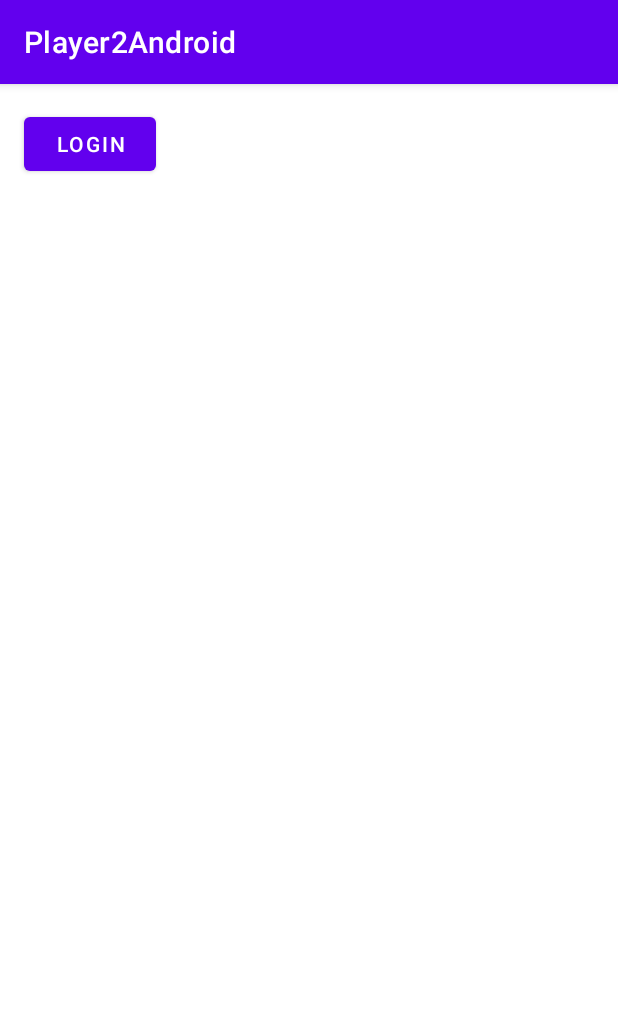
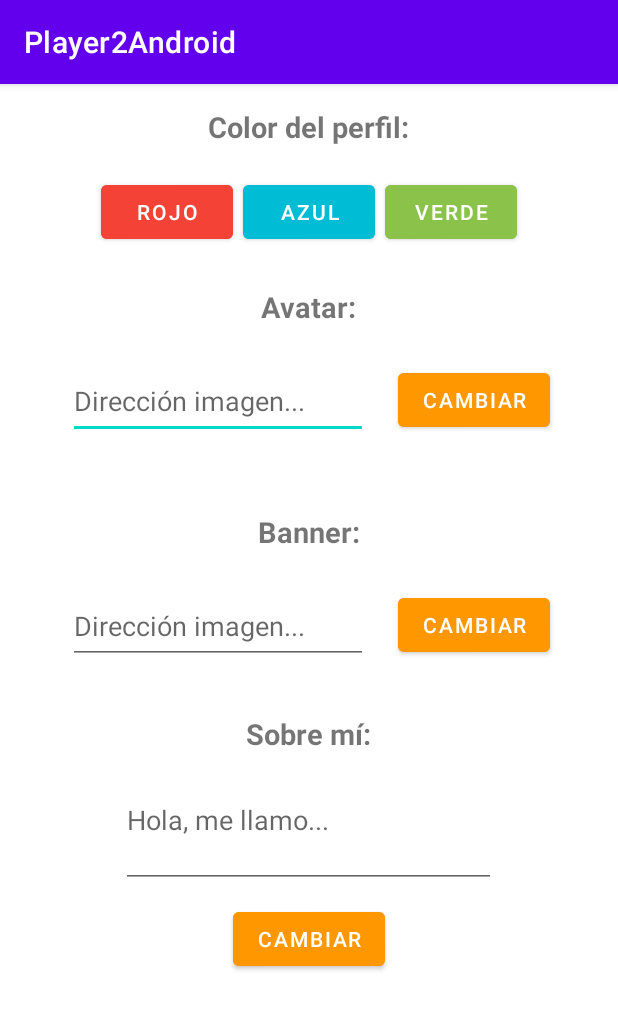
Before and after one commit to ricardobar96/proyecto-final-ricardo-daniel, an Android app: the screen it shows after launch (MainActivity before the commit, SettingsActivity after it), on a phone screen of 412 x 824 dp. Shown: the top 1010 px of the screen. Run offline under Robolectric (Android 15) with nearby library versions, the phone set to English and light mode, and no system bars.

Commit message:
Creado diseño y estructura de la activity destinada a las opciones de perfil del usuario

```diff
--- a/Player2Android/app/src/main/AndroidManifest.xml
+++ b/Player2Android/app/src/main/AndroidManifest.xml
@@ -17,7 +17,7 @@
             android:name=".activities.LoginActivity"
             android:exported="true" />
         <activity
-            android:name=".activities.MainActivity"
+            android:name=".activities.SettingsActivity"
             android:exported="true" >
             <intent-filter>
                 <action android:name="android.intent.action.MAIN" />
--- a/Player2Android/app/src/main/java/es/system/daniel/player2android/activities/LoginActivity.java
+++ b/Player2Android/app/src/main/java/es/system/daniel/player2android/activities/LoginActivity.java
@@ -55,7 +55,8 @@ public class LoginActivity extends AppCompatActivity {
         String json = gson.toJson(usuario);
         Log.i("Clicko", json);
 
-
+        //Intent myIntent = new Intent(LoginActivity.this,MainActivity.class);
+        //startActivity(myIntent);
         Call<String> call = usuarioService.login(usuario);
         call.enqueue(new Callback<String>() {
             @Override
--- /dev/null
+++ b/Player2Android/app/src/main/java/es/system/daniel/player2android/activities/SettingsActivity.java
@@ -0,0 +1,17 @@
+package es.system.daniel.player2android.activities;
+
+import android.os.Bundle;
+import android.widget.ListView;
+
+import androidx.appcompat.app.AppCompatActivity;
+import es.system.daniel.player2android.R;
+import es.system.daniel.player2android.connection.APIUtils;
+
+public class SettingsActivity extends AppCompatActivity {
+
+    @Override
+    protected void onCreate(Bundle savedInstanceState) {
+        super.onCreate(savedInstanceState);
+        setContentView(R.layout.activity_settings);
+    }
+}
--- /dev/null
+++ b/Player2Android/app/src/main/res/layout/activity_settings.xml
@@ -0,0 +1,210 @@
+<?xml version="1.0" encoding="utf-8"?>
+<androidx.constraintlayout.widget.ConstraintLayout xmlns:android="http://schemas.android.com/apk/res/android"
+    xmlns:tools="http://schemas.android.com/tools"
+    android:layout_width="match_parent"
+    android:layout_height="match_parent">
+
+    <ScrollView xmlns:android="http://schemas.android.com/apk/res/android"
+        android:layout_width="fill_parent"
+        android:layout_height="fill_parent"
+        tools:ignore="MissingConstraints">
+
+        <RelativeLayout
+            android:layout_width="fill_parent"
+            android:layout_height="fill_parent">
+
+            <LinearLayout
+                android:layout_width="match_parent"
+                android:layout_height="match_parent"
+                android:orientation="vertical">
+
+                <TextView
+                    android:layout_width="wrap_content"
+                    android:layout_height="wrap_content"
+                    android:layout_gravity="center"
+                    android:layout_marginTop="15dp"
+                    android:text="Color del perfil:"
+                    android:textSize="19sp"
+                    android:textStyle="bold" />
+
+                <RelativeLayout
+                    android:id="@+id/LinearLayout01"
+                    android:layout_width="fill_parent"
+                    android:layout_height="wrap_content"
+                    android:gravity="center"
+                    android:orientation="horizontal">
+
+                    <Button
+                        android:id="@+id/idRedProfile"
+                        android:layout_width="wrap_content"
+                        android:layout_height="wrap_content"
+                        android:layout_alignParentLeft="true"
+                        android:layout_marginTop="20dp"
+                        android:layout_marginRight="10px"
+                        android:backgroundTint="#F44336"
+                        android:onClick="redProfile"
+                        android:text="Rojo" />
+
+                    <Button
+                        android:id="@+id/idBlueProfile"
+                        android:layout_width="wrap_content"
+                        android:layout_height="wrap_content"
+                        android:layout_marginTop="20dp"
+                        android:layout_marginRight="10px"
+                        android:layout_toRightOf="@id/idRedProfile"
+                        android:backgroundTint="#00BCD4"
+                        android:onClick="blueProfile"
+                        android:text="Azul" />
+
+                    <Button
+                        android:id="@+id/idGreenProfile"
+                        android:layout_width="wrap_content"
+                        android:layout_height="wrap_content"
+                        android:layout_marginTop="20dp"
+                        android:layout_toRightOf="@id/idBlueProfile"
+                        android:backgroundTint="#8BC34A"
+                        android:onClick="greenProfile"
+                        android:text="Verde" />
+
+                </RelativeLayout>
+
+
+            </LinearLayout>
+
+            <LinearLayout
+                android:layout_width="match_parent"
+                android:layout_height="match_parent"
+                android:layout_marginTop="100dp"
+                android:orientation="vertical">
+
+                <TextView
+                    android:layout_width="wrap_content"
+                    android:layout_height="wrap_content"
+                    android:layout_gravity="center"
+                    android:layout_marginTop="35dp"
+                    android:text="Avatar:"
+                    android:textSize="19sp"
+                    android:textStyle="bold" />
+
+                <RelativeLayout
+                    android:id="@+id/LinearLayout02"
+                    android:layout_width="fill_parent"
+                    android:layout_height="wrap_content"
+                    android:gravity="center"
+                    android:orientation="horizontal">
+
+                    <EditText
+                        android:id="@+id/idAvatarIntro"
+                        android:layout_width="200dp"
+                        android:layout_height="50dp"
+                        android:layout_marginTop="25dp"
+                        android:layout_marginRight="30px"
+                        android:hint="Dirección imagen..."
+                        android:minHeight="18dp" />
+
+                    <Button
+                        android:id="@+id/idChangeAvatar"
+                        android:layout_width="wrap_content"
+                        android:layout_height="wrap_content"
+                        android:layout_marginTop="25dp"
+                        android:layout_toRightOf="@id/idAvatarIntro"
+                        android:backgroundTint="#FF9800"
+                        android:text="Cambiar" />
+
+                </RelativeLayout>
+
+
+            </LinearLayout>
+
+            <LinearLayout
+                android:layout_width="match_parent"
+                android:layout_height="match_parent"
+                android:layout_marginTop="250dp"
+                android:orientation="vertical">
+
+                <TextView
+                    android:layout_width="wrap_content"
+                    android:layout_height="wrap_content"
+                    android:layout_gravity="center"
+                    android:layout_marginTop="35dp"
+                    android:text="Banner:"
+                    android:textSize="19sp"
+                    android:textStyle="bold" />
+
+                <RelativeLayout
+                    android:id="@+id/LinearLayout03"
+                    android:layout_width="fill_parent"
+                    android:layout_height="wrap_content"
+                    android:gravity="center"
+                    android:orientation="horizontal">
+
+                    <EditText
+                        android:id="@+id/idBannerIntro"
+                        android:layout_width="200dp"
+                        android:layout_height="50dp"
+                        android:layout_marginTop="25dp"
+                        android:layout_marginRight="30px"
+                        android:hint="Dirección imagen..."
+                        android:minHeight="18dp" />
+
+                    <Button
+                        android:id="@+id/idChangeBanner"
+                        android:layout_width="wrap_content"
+                        android:layout_height="wrap_content"
+                        android:layout_marginTop="25dp"
+                        android:layout_toRightOf="@id/idBannerIntro"
+                        android:backgroundTint="#FF9800"
+                        android:text="Cambiar" />
+
+                </RelativeLayout>
+
+
+            </LinearLayout>
+
+            <LinearLayout
+                android:layout_width="match_parent"
+                android:layout_height="match_parent"
+                android:layout_marginTop="400dp"
+                android:orientation="vertical">
+
+                <TextView
+                    android:layout_width="wrap_content"
+                    android:layout_height="wrap_content"
+                    android:layout_gravity="center"
+                    android:layout_marginTop="20dp"
+                    android:text="Sobre mí:"
+                    android:textSize="19sp"
+                    android:textStyle="bold" />
+
+                <EditText
+                    android:id="@+id/idInfoIntro"
+                    android:layout_width="250dp"
+                    android:layout_height="90dp"
+                    android:layout_gravity="center"
+                    android:hint="Hola, me llamo..."
+                    android:inputType="text|textMultiLine"
+                    android:minHeight="18dp" />
+
+                <RelativeLayout
+                    android:id="@+id/LinearLayout04"
+                    android:layout_width="fill_parent"
+                    android:layout_height="wrap_content"
+                    android:gravity="center"
+                    android:orientation="horizontal">
+
+                    <Button
+                        android:id="@+id/idChangeInfo"
+                        android:layout_width="wrap_content"
+                        android:layout_height="wrap_content"
+                        android:layout_marginTop="10dp"
+                        android:backgroundTint="#FF9800"
+                        android:text="Cambiar" />
+
+                </RelativeLayout>
+
+            </LinearLayout>
+
+        </RelativeLayout>
+    </ScrollView>
+
+</androidx.constraintlayout.widget.ConstraintLayout>
```
